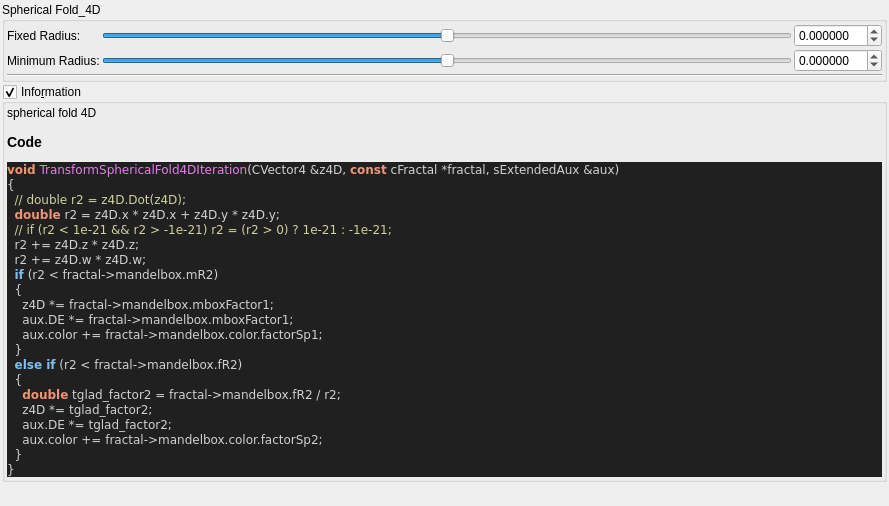
The window that mandelbulber2/qt_data/fractal_transf_spherical_fold_4D.ui (buddhi1980/mandelbulber2) describes before a commit, drawn with Qt 5.
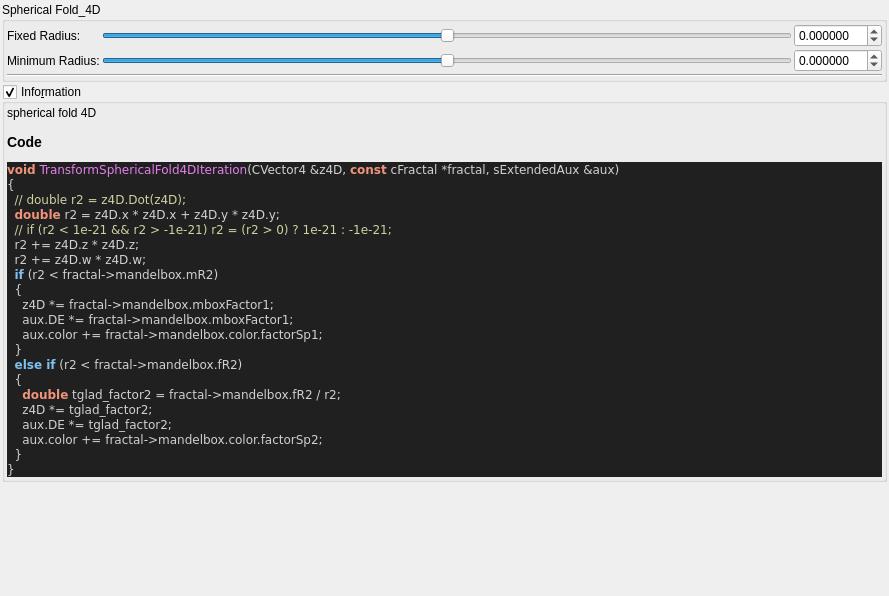
The same window after the commit. Custom widgets are drawn as their Qt base class.

The edit to the form file:
```diff
--- a/mandelbulber2/qt_data/fractal_transf_spherical_fold_4D.ui
+++ b/mandelbulber2/qt_data/fractal_transf_spherical_fold_4D.ui
@@ -7,7 +7,7 @@
     <x>0</x>
     <y>0</y>
     <width>889</width>
-    <height>506</height>
+    <height>596</height>
    </rect>
   </property>
   <property name="windowTitle">
```
Left out of the diff: 7 changed lines with no effect on the pictures.
